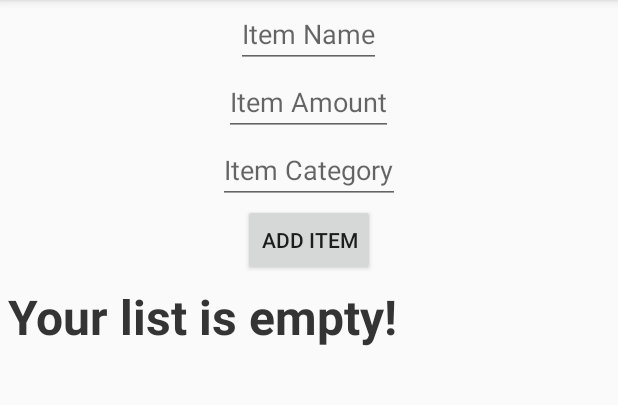
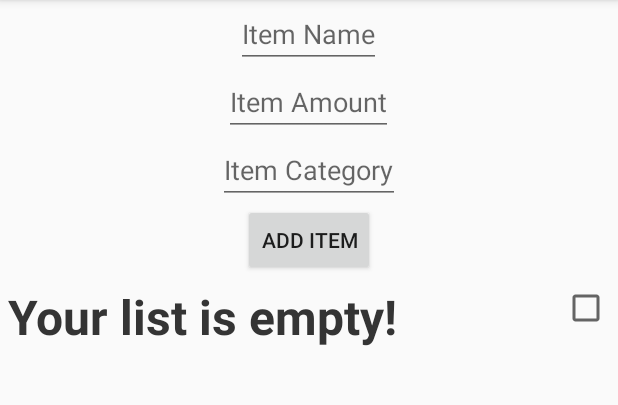
Before and after one commit to ajs476/iBuy, an Android app: the CreateListActivity screen opened directly, with no data from a screen before it, after a tap on "Your list is empty!", on a phone screen of 412 x 824 dp, the part 84-489 px from its top. Run offline under Robolectric (Android 15) with nearby library versions, the phone set to English and light mode, and no system bars.

Commit message:
list checkmarks implemented

```diff
--- a/app/src/main/java/cs399/sp/gatheryourgoods/CreateListActivity.java
+++ b/app/src/main/java/cs399/sp/gatheryourgoods/CreateListActivity.java
@@ -5,6 +5,7 @@ import android.content.Context;
 import android.content.DialogInterface;
 import android.content.Intent;
 import android.content.SharedPreferences;
+import android.graphics.Color;
 import android.os.Bundle;
 import android.preference.PreferenceManager;
 import android.support.v7.app.AppCompatActivity;
@@ -43,6 +44,7 @@ public class CreateListActivity extends AppCompatActivity {
     public Item noItem;
     public Item list_item;
     public boolean emptyFlag;
+    public boolean isChecked = false;
     public int list_size;
     public ArrayList<Item> results;
 
@@ -71,8 +73,9 @@ public class CreateListActivity extends AppCompatActivity {
         lv1.setOnItemClickListener(new AdapterView.OnItemClickListener() {
             @Override
             public void onItemClick(AdapterView<?> parent, View view, int position, long id) {
-                Item entry = (Item)parent.getItemAtPosition(position);
-                Toast.makeText(CreateListActivity.this, "Clicked: "+entry.getItemName(), Toast.LENGTH_SHORT).show();
+                //Item entry = (Item)parent.getItemAtPosition(position);
+                //Toast.makeText(CreateListActivity.this, "Clicked: "+entry.getItemName(), Toast.LENGTH_SHORT).show();
+
             }
         });
         // create and set the adapter for the list view
--- a/app/src/main/java/cs399/sp/gatheryourgoods/CustomListAdapter.java
+++ b/app/src/main/java/cs399/sp/gatheryourgoods/CustomListAdapter.java
@@ -5,6 +5,8 @@ import android.view.LayoutInflater;
 import android.view.View;
 import android.view.ViewGroup;
 import android.widget.BaseAdapter;
+import android.widget.CheckBox;
+import android.widget.CompoundButton;
 import android.widget.TextView;
 
 import java.util.ArrayList;
@@ -44,14 +46,26 @@ public class CustomListAdapter extends BaseAdapter {
             holder.itemNameView = (TextView) convertView.findViewById(R.id.name);
             holder.itemCategoryView = (TextView) convertView.findViewById(R.id.category);
             holder.itemAmountView = (TextView) convertView.findViewById(R.id.amount);
+            holder.checkBox = (CheckBox) convertView.findViewById(R.id.checkBox);
+            holder.checkBox.setOnCheckedChangeListener(new CompoundButton.OnCheckedChangeListener() {
+                @Override
+                public void onCheckedChanged(CompoundButton buttonView, boolean isChecked) {
+                    int getPosition = (Integer)buttonView.getTag();
+                    listData.get(getPosition).setSelected(buttonView.isChecked());
+
+                }
+            });
             convertView.setTag(holder);
+            convertView.setTag(R.id.checkBox, holder.checkBox);
         } else {
             holder = (ViewHolder) convertView.getTag();
         }
-
+        holder.checkBox.setTag(position);
+        holder.checkBox.setChecked(listData.get(position).isSelected());
         holder.itemNameView.setText(listData.get(position).getItemName());
         holder.itemCategoryView.setText(listData.get(position).getItemCategory());
         holder.itemAmountView.setText(listData.get(position).getItemAmount());
+
         return convertView;
     }
 
@@ -59,5 +73,7 @@ public class CustomListAdapter extends BaseAdapter {
         TextView itemNameView;
         TextView itemCategoryView;
         TextView itemAmountView;
+        protected CheckBox checkBox;
+
     }
 }
--- a/app/src/main/java/cs399/sp/gatheryourgoods/Item.java
+++ b/app/src/main/java/cs399/sp/gatheryourgoods/Item.java
@@ -7,6 +7,7 @@ public class Item {
     private String itemName;
     private String itemCategory;
     private String itemAmount;
+    private boolean selected;
 
     public void setItemName(String itemName){
         this.itemName = itemName;
@@ -26,6 +27,12 @@ public class Item {
     public void setItemAmount(String itemAmount){
         this.itemAmount = itemAmount;
     }
+    public boolean isSelected(){
+        return selected;
+    }
+    public void setSelected(boolean selected){
+        this.selected = selected;
+    }
 
 
 }
--- a/app/src/main/res/layout/list_row_layout.xml
+++ b/app/src/main/res/layout/list_row_layout.xml
@@ -31,4 +31,13 @@
         android:layout_alignParentEnd="true"
         android:textSize="22sp" />
 
+    <CheckBox
+        android:layout_width="wrap_content"
+        android:layout_height="wrap_content"
+        android:layout_alignParentEnd="true"
+        android:layout_alignParentRight="true"
+        android:focusable="false"
+        android:focusableInTouchMode="false"
+        android:id="@+id/checkBox" />
+
 </RelativeLayout>
```
Also changed, not shown: app/src/main/java/cs399/sp/gatheryourgoods/LoadList.java (+5 -2 lines).
